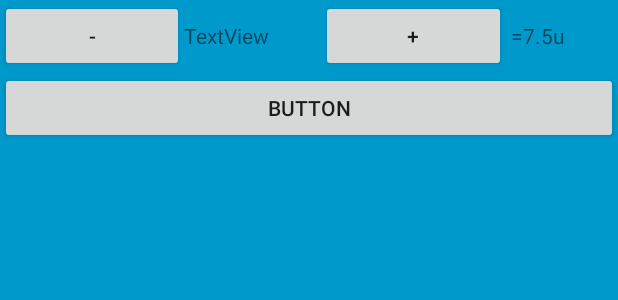
After one commit to MotorMike/DiabetesCalculator, an Android app: the layout widget.xml on its own in the app's theme, with its tools: preview values and no code run, on a phone screen of 412 x 824 dp. The commit adds this screen. Shown: the top 300 px of the screen. Run offline under Robolectric (Android 15) with nearby library versions, the phone set to English and light mode, and no system bars.

Commit message:
changes to widget layout

```diff
--- a/src/app/src/main/AndroidManifest.xml
+++ b/src/app/src/main/AndroidManifest.xml
@@ -9,7 +9,7 @@
             android:roundIcon="@mipmap/ic_launcher_round"
             android:supportsRtl="true"
             android:theme="@style/AppTheme">
-        <receiver android:name=".NewAppWidget">
+        <receiver android:name=".Widget">
             <intent-filter>
                 <action android:name="android.appwidget.action.APPWIDGET_UPDATE"/>
             </intent-filter>
--- a/src/app/src/main/java/com/example/diabetescalculator/NewAppWidget.kt
+++ b/src/app/src/main/java/com/example/diabetescalculator/Widget.kt
@@ -8,7 +8,7 @@ import android.widget.RemoteViews
 /**
  * Implementation of App Widget functionality.
  */
-class NewAppWidget : AppWidgetProvider() {
+class Widget : AppWidgetProvider() {
 
     override fun onUpdate(context: Context, appWidgetManager: AppWidgetManager, appWidgetIds: IntArray) {
         // There may be multiple widgets active, so update all of them
@@ -34,8 +34,8 @@ class NewAppWidget : AppWidgetProvider() {
 
             val widgetText = context.getString(R.string.appwidget_text)
             // Construct the RemoteViews object
-            val views = RemoteViews(context.packageName, R.layout.new_app_widget)
-            views.setTextViewText(R.id.appwidget_text, widgetText)
+            val views = RemoteViews(context.packageName, R.layout.widget)
+//            views.setTextViewText(R.id.appwidget_text, widgetText)
 
             // Instruct the widget manager to update the widget
             appWidgetManager.updateAppWidget(appWidgetId, views)
--- /dev/null
+++ b/src/app/src/main/res/layout/widget.xml
@@ -0,0 +1,55 @@
+<LinearLayout xmlns:android="http://schemas.android.com/apk/res/android"
+        android:layout_width="match_parent"
+        android:layout_height="match_parent"
+        android:background="#09C"
+        android:orientation="vertical"
+        android:padding="@dimen/widget_margin">
+
+    <LinearLayout
+            android:layout_width="match_parent"
+            android:layout_height="wrap_content">
+
+        <Button
+                android:id="@+id/button36"
+                android:layout_width="wrap_content"
+                android:layout_height="wrap_content"
+                android:layout_weight="1"
+                android:text="-" />
+
+        <TextView
+                android:id="@+id/textView5"
+                android:layout_width="wrap_content"
+                android:layout_height="wrap_content"
+                android:layout_weight="1"
+                android:text="TextView" />
+
+        <Button
+                android:id="@+id/button44"
+                android:layout_width="wrap_content"
+                android:layout_height="wrap_content"
+                android:layout_weight="1"
+                android:text="+" />
+
+        <TextView
+                android:id="@+id/textView23"
+                android:layout_width="wrap_content"
+                android:layout_height="wrap_content"
+                android:layout_weight="1"
+                android:text=" =7.5u" />
+
+    </LinearLayout>
+
+    <LinearLayout
+            android:layout_width="match_parent"
+            android:layout_height="match_parent"
+            android:orientation="horizontal">
+
+        <Button
+                android:id="@+id/button5"
+                android:layout_width="wrap_content"
+                android:layout_height="wrap_content"
+                android:layout_weight="1"
+                android:text="Button" />
+    </LinearLayout>
+
+</LinearLayout>
--- a/src/app/src/main/res/xml/new_app_widget_info.xml
+++ b/src/app/src/main/res/xml/new_app_widget_info.xml
@@ -4,8 +4,8 @@
                     android:minHeight="110dp"
                     android:updatePeriodMillis="86400000"
                     android:previewImage="@drawable/example_appwidget_preview"
-                    android:initialLayout="@layout/new_app_widget"
+                    android:initialLayout="@layout/widget"
                     android:resizeMode="horizontal|vertical"
                     android:widgetCategory="home_screen"
-                    android:initialKeyguardLayout="@layout/new_app_widget">
+                    android:initialKeyguardLayout="@layout/widget">
 </appwidget-provider>
```
Also changed, not shown: src/app/src/main/res/layout/new_app_widget.xml (deleted, +0 -21 lines), src/app/src/main/res/drawable/vaccine.png (added).
